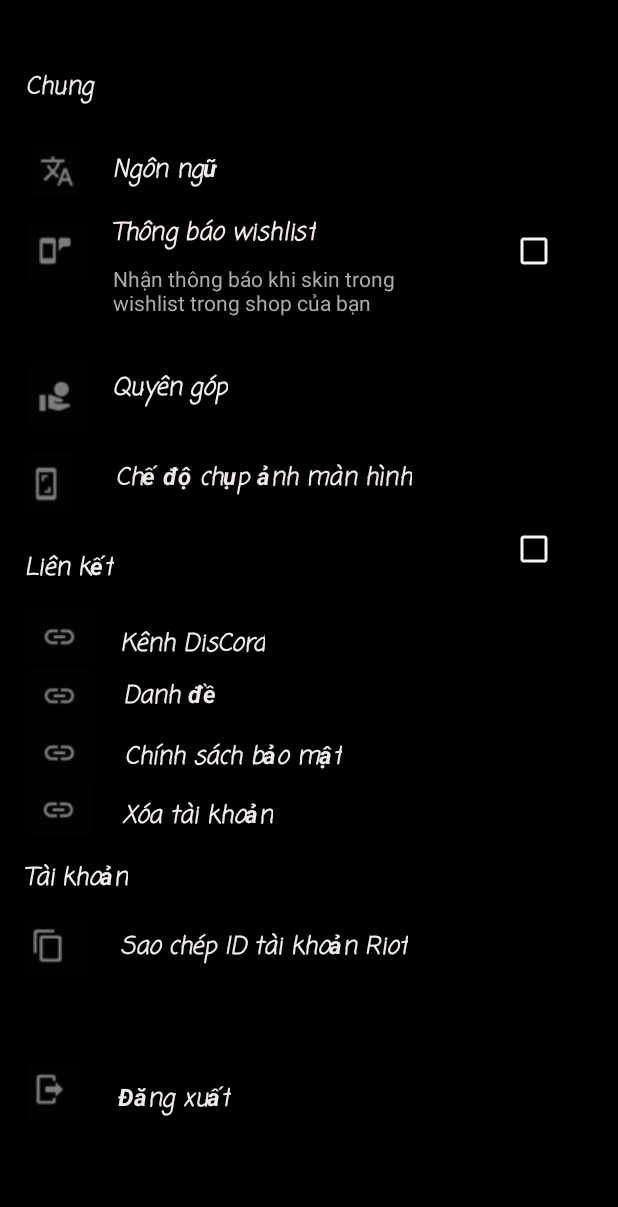
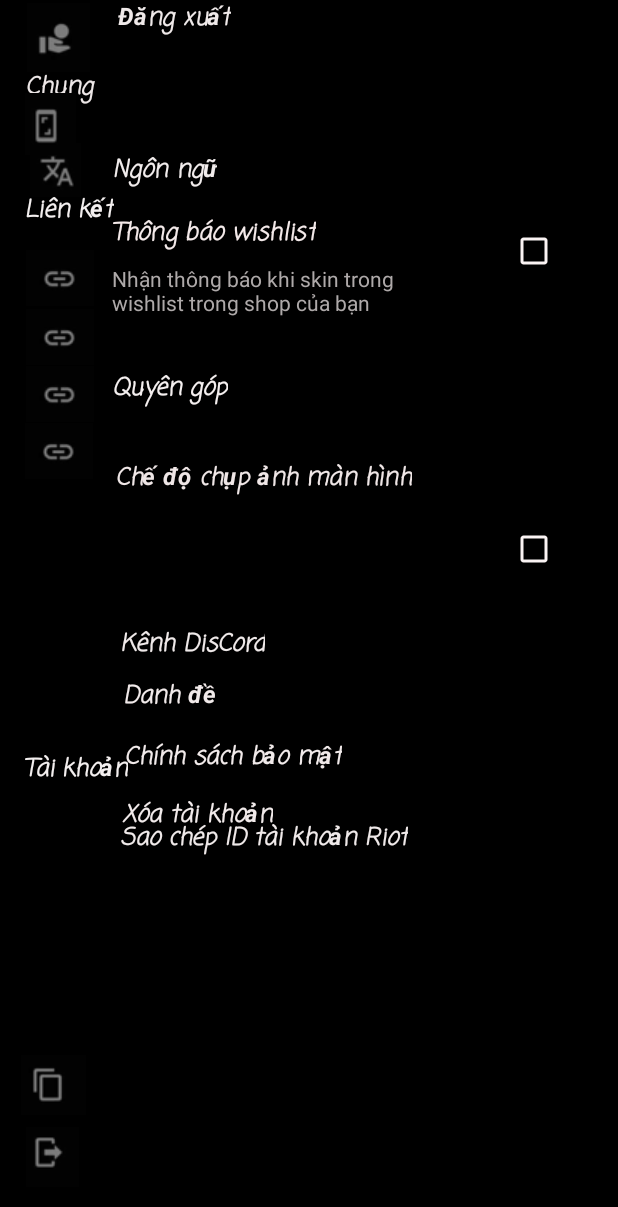
Before and after one commit to tannmhe160735/PRM932_FinalProject, an Android app: the layout activity_setting.xml on its own in the app's theme, with its tools: preview values and no code run, on a phone screen of 412 x 824 dp. Shown: the top 1207 px of the screen. Run offline under Robolectric (Android 15) with nearby library versions, the light colour scheme and no system bars.

Commit message:
Vuong Quoc Anh commit setting

```diff
--- a/PRM392_FinalProject/app/src/main/res/layout/activity_setting.xml
+++ b/PRM392_FinalProject/app/src/main/res/layout/activity_setting.xml
@@ -30,6 +30,8 @@
         android:layout_marginStart="16dp"
         android:layout_marginTop="17dp"
         android:layout_marginEnd="17dp"
+        android:layout_marginBottom="10dp"
+        app:layout_constraintBottom_toTopOf="@+id/imageButton"
         app:layout_constraintEnd_toStartOf="@+id/tvNgonNgu"
         app:layout_constraintStart_toStartOf="parent"
         app:layout_constraintTop_toBottomOf="@+id/tvChung"
@@ -48,18 +50,6 @@
         android:textStyle="bold|italic"
         app:layout_constraintEnd_toEndOf="parent"
         app:layout_constraintTop_toBottomOf="@+id/tvChung" />
-
-    <ImageButton
-        android:id="@+id/imgbtnNotice"
-        android:layout_width="42dp"
-        android:layout_height="45dp"
-        android:layout_marginStart="16dp"
-        android:layout_marginTop="10dp"
-        android:layout_marginEnd="16dp"
-        app:layout_constraintEnd_toStartOf="@+id/tvNotificationWishList"
-        app:layout_constraintStart_toStartOf="parent"
-        app:layout_constraintTop_toBottomOf="@+id/imgbtnLang"
-        app:srcCompat="@drawable/noticeWishList" />
 
     <CheckBox
         android:id="@+id/ckBoxNotification"
@@ -115,14 +105,12 @@
         android:id="@+id/tvThongBaoDetail"
         android:layout_width="226dp"
         android:layout_height="39dp"
-        android:layout_marginStart="17dp"
         android:layout_marginTop="8dp"
         android:layout_marginEnd="31dp"
         android:text="Nhận thông báo khi skin trong wishlist trong shop của bạn"
         android:textColor="#AEA9A9"
         android:textColorHint="#ECE2E2"
         app:layout_constraintEnd_toStartOf="@+id/ckBoxNotification"
-        app:layout_constraintStart_toEndOf="@+id/imgbtnNotice"
         app:layout_constraintTop_toBottomOf="@+id/tvNotificationWishList" />
 
     <ImageButton
@@ -130,12 +118,11 @@
         android:layout_width="44dp"
         android:layout_height="49dp"
         android:layout_marginStart="16dp"
-        android:layout_marginTop="49dp"
         android:layout_marginEnd="14dp"
         app:layout_constraintEnd_toStartOf="@+id/tvQuyenGop"
         app:layout_constraintStart_toStartOf="parent"
-        app:layout_constraintTop_toBottomOf="@+id/imgbtnNotice"
-        app:srcCompat="@drawable/contribute" />
+        app:srcCompat="@drawable/contribute"
+        tools:layout_editor_absoluteY="237dp" />
 
     <TextView
         android:id="@+id/tvQuyenGop"
@@ -200,11 +187,13 @@
         android:layout_marginStart="16dp"
         android:layout_marginTop="15dp"
         android:layout_marginEnd="327dp"
+        android:layout_marginBottom="8dp"
         android:fontFamily="casual"
         android:text="Tài khoản"
         android:textColor="#F3EFEF"
         android:textSize="16sp"
         android:textStyle="bold|italic"
+        app:layout_constraintBottom_toTopOf="@+id/imgbtnCopy"
         app:layout_constraintEnd_toEndOf="parent"
         app:layout_constraintStart_toStartOf="parent"
         app:layout_constraintTop_toBottomOf="@+id/imgbtnLinkXoaTaiKhoan" />
@@ -287,17 +276,14 @@
         android:id="@+id/tvLogout"
         android:layout_width="wrap_content"
         android:layout_height="wrap_content"
-        android:layout_marginTop="31dp"
         android:layout_marginEnd="258dp"
-        android:layout_marginBottom="34dp"
         android:fontFamily="casual"
         android:text="Đăng xuất"
         android:textColor="#EFE9E9"
         android:textSize="16sp"
         android:textStyle="bold|italic"
-        app:layout_constraintBottom_toBottomOf="parent"
         app:layout_constraintEnd_toEndOf="parent"
-        app:layout_constraintTop_toBottomOf="@+id/tvCopy" />
+        tools:layout_editor_absoluteY="672dp" />
 
     <TextView
         android:id="@+id/tvDanhde"
@@ -333,13 +319,11 @@
         android:layout_height="wrap_content"
         android:layout_marginTop="14dp"
         android:layout_marginEnd="230dp"
-        android:layout_marginBottom="16dp"
         android:fontFamily="casual"
         android:text="Xóa tài khoản"
         android:textColor="#F1EAEA"
         android:textSize="16sp"
         android:textStyle="bold|italic"
-        app:layout_constraintBottom_toTopOf="@+id/tvTaiKhoan"
         app:layout_constraintEnd_toEndOf="parent"
         app:layout_constraintTop_toBottomOf="@+id/tvChinhSachBaoMat" />
 
@@ -348,25 +332,35 @@
         android:layout_width="43dp"
         android:layout_height="49dp"
         android:layout_marginStart="14dp"
-        android:layout_marginTop="8dp"
         android:layout_marginEnd="23dp"
+        android:layout_marginBottom="1dp"
+        app:layout_constraintBottom_toTopOf="@+id/imgBtnLogOut"
         app:layout_constraintEnd_toStartOf="@+id/tvCopy"
         app:layout_constraintStart_toStartOf="parent"
-        app:layout_constraintTop_toBottomOf="@+id/tvTaiKhoan"
         app:srcCompat="@drawable/copy" />
 
     <ImageButton
-        android:id="@+id/imgbtnLogout"
-        android:layout_width="41dp"
-        android:layout_height="47dp"
-        android:layout_marginStart="15dp"
-        android:layout_marginTop="6dp"
+        android:id="@+id/imgBtnNoticeWishList"
+        android:layout_width="45dp"
+        android:layout_height="45dp"
+        android:layout_marginStart="14dp"
+        android:layout_marginEnd="13dp"
+        android:layout_marginBottom="44dp"
+        app:layout_constraintBottom_toTopOf="@+id/imgbtnContribute"
+        app:layout_constraintEnd_toStartOf="@+id/tvNotificationWishList"
+        app:layout_constraintStart_toStartOf="parent"
+        app:srcCompat="@drawable/noticewishlist" />
+
+    <ImageButton
+        android:id="@+id/imgBtnLogOut"
+        android:layout_width="40dp"
+        android:layout_height="43dp"
+        android:layout_marginStart="14dp"
         android:layout_marginEnd="23dp"
-        android:layout_marginBottom="27dp"
+        android:layout_marginBottom="31dp"
         app:layout_constraintBottom_toBottomOf="parent"
         app:layout_constraintEnd_toStartOf="@+id/tvLogout"
         app:layout_constraintStart_toStartOf="parent"
-        app:layout_constraintTop_toBottomOf="@+id/imgbtnCopy"
-        app:srcCompat="@drawable/Logout" />
+        app:srcCompat="@drawable/logout" />
 
 </androidx.constraintlayout.widget.ConstraintLayout>
```
Also changed, not shown: PRM392_FinalProject/app/src/main/res/drawable/language.png (renamed from PRM392_FinalProject/app/src/main/res/drawable/Language.png), PRM392_FinalProject/app/src/main/res/drawable/logout.png (renamed from PRM392_FinalProject/app/src/main/res/drawable/Logout.png), PRM392_FinalProject/app/src/main/res/drawable/noticewishlist.png (renamed from PRM392_FinalProject/app/src/main/res/drawable/noticeWishList.png).
